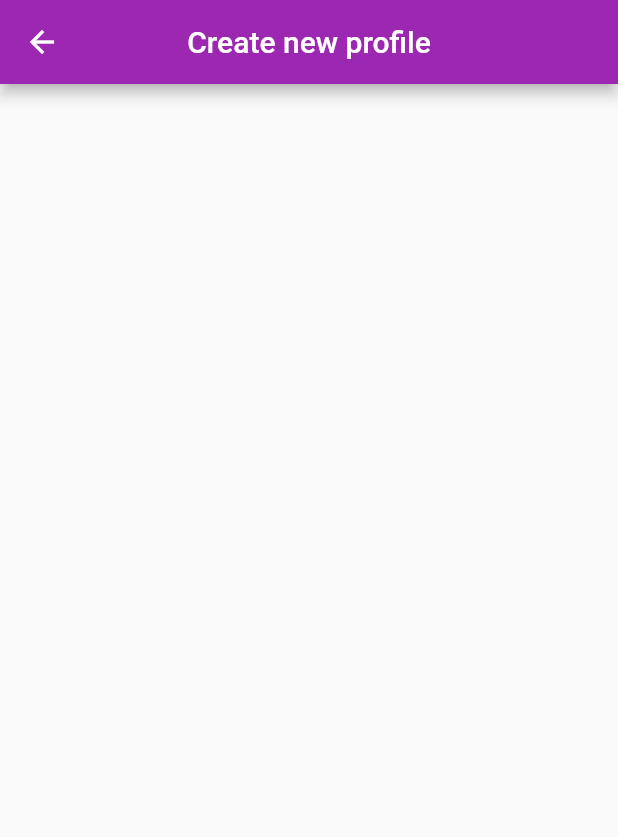
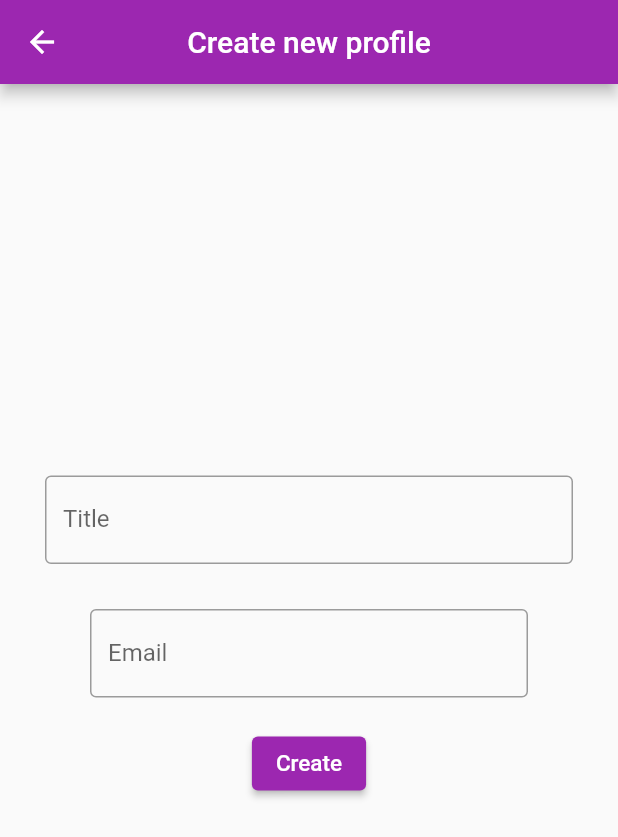
Before and after one commit to AbdulhafizOla/my_app, a Flutter app: the screen it shows after launch, after a tap on "Create", on a phone screen of 412 x 824 dp. Shown: the top 837 px of the screen. Run offline on Flutter 3.47's test engine with Material 2 defaults, Android fonts, the phone set to English and light mode, and no system bars.

Commit message:
reg_page fixed

```diff
--- a/lib/reg_page.dart
+++ b/lib/reg_page.dart
@@ -1,7 +1,19 @@
 import 'package:flutter/material.dart';
 
 class RegisterationPage extends StatelessWidget {
-  const RegisterationPage({super.key});
+    RegisterationPage({super.key});
+
+  final TextEditingController _emailController = TextEditingController();
+
+  final TextEditingController _nameController = TextEditingController();
+
+  void _createAccount() {
+    String email = _emailController.text;
+    String title = _nameController.text;
+
+    print('Email: $email');
+    print('Titile: $title');
+  }
 
   @override
   Widget build(BuildContext context) {
@@ -11,7 +23,48 @@ class RegisterationPage extends StatelessWidget {
         centerTitle: true,
         title: const Text('Create new profile'),
       ),
+      body:Padding(
+            padding: const EdgeInsets.all(30),
+            child: Column(
+              mainAxisAlignment: MainAxisAlignment.center,
+              children: [
+                TextField(
+                  controller: _nameController,
+                  decoration: const InputDecoration(
+                      border: OutlineInputBorder(),
+                      labelText: 'Title',
+                      hintText: 'Enter title'),
+                ),
+      Padding(
+        padding:
+            const EdgeInsets.all(30),
+        child: Column(
 
+          children: [
+          TextField(
+            controller: _emailController,
+            decoration: const InputDecoration(
+                border: OutlineInputBorder(),
+                labelText: 'Email',
+                hintText: 'Enter your email'),
+          ),
+
+                const SizedBox(height: 20.0),
+                ElevatedButton(
+                  style: ElevatedButton.styleFrom(
+                  backgroundColor: Colors.purple
+                  ),
+                  onPressed: _createAccount,
+                  child: const Text(
+                    'Create',
+                    style: TextStyle(color: Colors.white, fontSize: 15),
+                  ),
+                ),
+              ],
+            ),
+          ),
+        ]),
+      ),
     );
   }
 }
--- a/lib/welcome_page.dart
+++ b/lib/welcome_page.dart
@@ -37,7 +37,7 @@ class _WelcomePageState extends State<WelcomePage> {
                   Navigator.of(context).push(
                     MaterialPageRoute(
                       builder:(BuildContext context){
-                      return const RegisterationPage();
+                      return RegisterationPage();
                     },
                   ),
                   );
```
